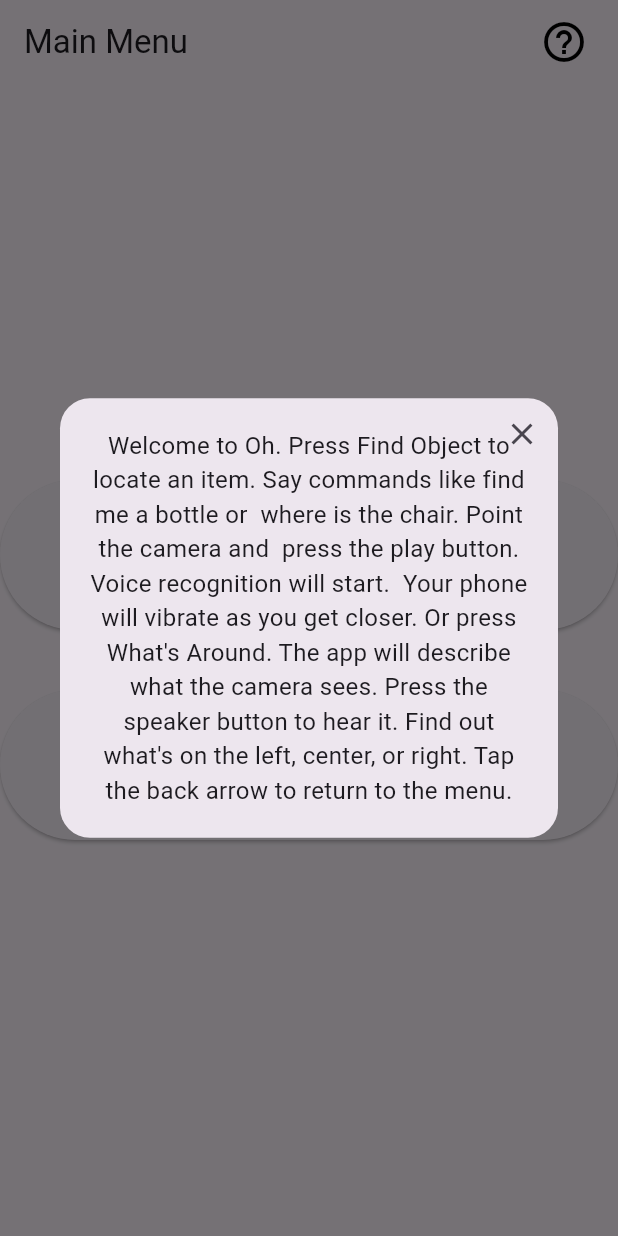
After one commit to SauronVan/-Object_Detection_android, a Flutter app: the screen it shows after launch, after a tap on the "help outline" icon, on a phone screen of 412 x 824 dp. The commit adds this screen. Run offline on Flutter 3.47's test engine with Material 3 defaults, Android fonts, the phone set to English and light mode, and no system bars; our stand-ins replace flutter_tts, get, permission_handler, speech_to_text, vibration; missing offline and left inert: ultralytics_yolo.

Commit message:
add instruction

```diff
--- /dev/null
+++ b/lib/Instruction/Instruction.dart
@@ -0,0 +1,81 @@
+import 'package:flutter/material.dart';
+import 'package:flutter_tts/flutter_tts.dart';
+
+class Instruction {
+  static void showParagraphPopup(BuildContext context, {required String paragraph}) {
+    showDialog(
+      context: context,
+      barrierDismissible: false,
+      builder: (context) => Center(
+        child: _ParagraphPopup(paragraph: paragraph),
+      ),
+    );
+  }
+}
+
+class _ParagraphPopup extends StatefulWidget {
+  final String paragraph;
+
+  const _ParagraphPopup({Key? key, required this.paragraph}) : super(key: key);
+
+  @override
+  State<_ParagraphPopup> createState() => _ParagraphPopupState();
+}
+
+class _ParagraphPopupState extends State<_ParagraphPopup> {
+  late FlutterTts flutterTts;
+
+  @override
+  void initState() {
+    super.initState();
+    flutterTts = FlutterTts();
+    _startSpeaking();
+  }
+
+  Future<void> _startSpeaking() async {
+    await flutterTts.setLanguage("en-US");
+    await flutterTts.setSpeechRate(0.5);
+    await flutterTts.speak(widget.paragraph);
+  }
+
+  Future<void> _stopSpeaking() async {
+    await flutterTts.stop();
+  }
+
+  @override
+  void dispose() {
+    _stopSpeaking();
+    flutterTts.stop();
+    super.dispose();
+  }
+
+  @override
+  Widget build(BuildContext context) {
+    return Dialog(
+      shape: RoundedRectangleBorder(borderRadius: BorderRadius.circular(20)),
+      child: Stack(
+        children: [
+          Padding(
+            padding: const EdgeInsets.all(20),
+            child: Text(
+              widget.paragraph,
+              style: const TextStyle(fontSize: 16),
+              textAlign: TextAlign.center,
+            ),
+          ),
+          Positioned(
+            right: 0,
+            top: 0,
+            child: IconButton(
+              icon: const Icon(Icons.close),
+              onPressed: () async {
+                await _stopSpeaking();
+                Navigator.of(context).pop();
+              },
+            ),
+          ),
+        ],
+      ),
+    );
+  }
+}
--- a/lib/main.dart
+++ b/lib/main.dart
@@ -1,8 +1,9 @@
-import 'package:oh/view/camera_view.dart';
-import 'package:oh/view/detect_view..dart';
 import 'package:flutter/material.dart';
 import 'package:get/get.dart';
 import 'package:oh/controller/scan_controller.dart';
+import 'package:oh/view/camera_view.dart';
+import 'package:oh/view/detect_view..dart';
+import 'package:oh/Instruction/Instruction.dart'; // <-- NEW import
 
 void main() {
   runApp(const MyApp());
@@ -32,6 +33,34 @@ class MainMenu extends StatelessWidget {
     return Scaffold(
       appBar: AppBar(
         title: const Text("Main Menu"),
+        actions: [
+          Padding(
+            padding: const EdgeInsets.only(right: 12.0), // add small padding from edge
+            child: IconButton(
+              icon: const Icon(
+                Icons.help_outline,
+                color: Colors.black,      // <-- BLACK color
+                size: 32,                 // <-- Bigger size
+              ),
+              onPressed: () {
+                Instruction.showParagraphPopup(
+                  context,
+                  paragraph: "Welcome to Oh. "
+                      "Press Find Object to locate an item. "
+                      "Say commands like find me a bottle or  "
+                      "where is the chair. Point the camera and  "
+                      "press the play button. Voice recognition will "
+                      "start.  Your phone will vibrate as you get "
+                      "closer. Or press What's Around. "
+                      "The app will describe what the camera sees. "
+                      "Press the speaker button to hear it. "
+                      "Find out what's on the left, center, or right. "
+                      "Tap the back arrow to return to the menu.",
+                );
+              },
+            ),
+          ),
+        ],
       ),
       body: Center(
         child: Column(
@@ -71,7 +100,7 @@ class MainMenu extends StatelessWidget {
                     ),
                   );
                 },
-                child: const Text("What's around"),
+                child: const Text("What's Around"),
               ),
             ),
           ],
@@ -80,6 +109,7 @@ class MainMenu extends StatelessWidget {
     );
   }
 }
+
 
 class CameraViewWithBackButton extends StatelessWidget {
   const CameraViewWithBackButton({super.key});
--- a/lib/view/camera_view.dart
+++ b/lib/view/camera_view.dart
@@ -32,6 +32,8 @@ class CameraView extends StatelessWidget {
                   .where((obj) => obj != null && obj.confidence >= 0.4)
                   .cast<DetectedObject>()
                   .toList();
+
+              log("🎨 StreamBuilder received: ${detectedObjects.map((e) => e.label).toList()}");
 
               controller.updateDetectedObjects(detectedObjects.map((obj) => {
                 'label': obj.label,
```
Also changed, not shown: lib/controller/scan_controller.dart (+22 -9 lines), lib/view/detect_view..dart (+66 -58 lines).
